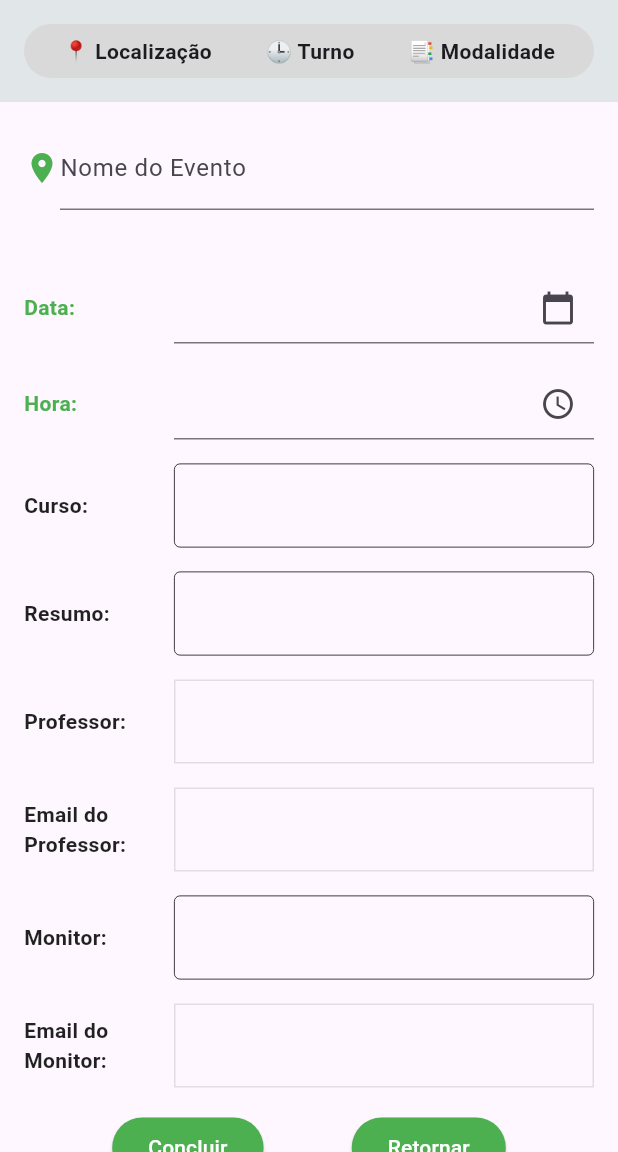
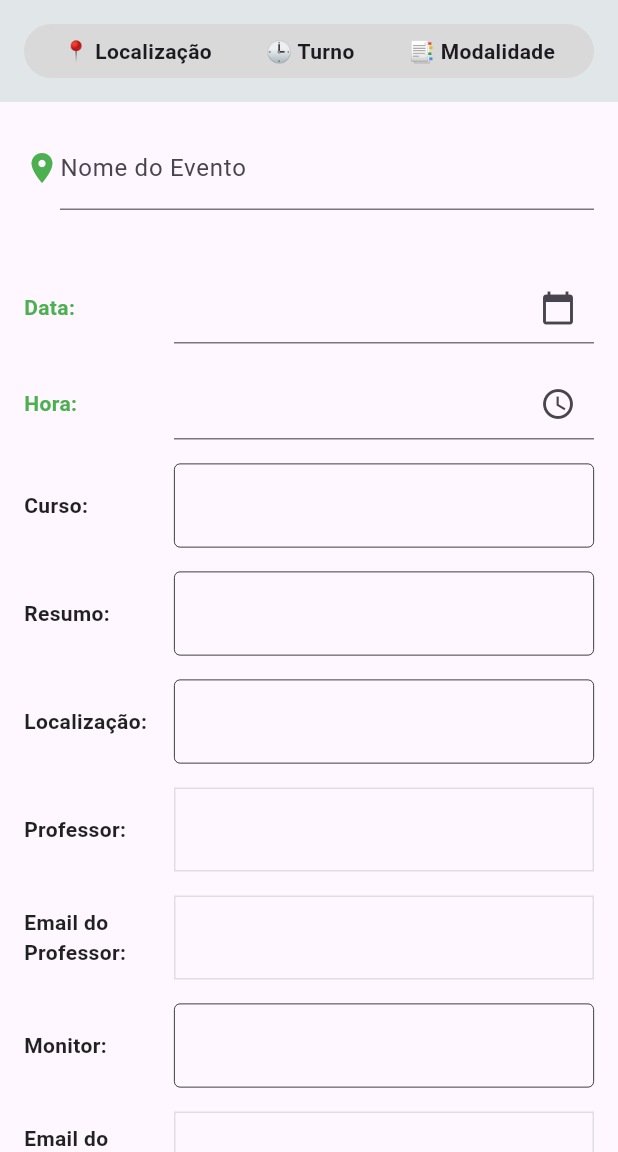
Before and after one commit to Promove-UFF/promove-uff-app, a Flutter app: the EventDetailsPage screen opened directly with empty values, after a tap on "Editar", on a phone screen of 412 x 824 dp, the part 84-1236 px from its top. Run offline on Flutter 3.47's test engine with Material 3 defaults, Android fonts, the phone set to English and light mode, and no system bars; our stand-ins replace cloud_firestore, firebase_auth, firebase_core, flutter_map, geolocator, google_sign_in and 1 more; accounts and stored records are empty.

Commit message:
Page edit Event

```diff
--- a/app/lib/details.dart
+++ b/app/lib/details.dart
@@ -41,77 +41,72 @@ class EventDetailsPage extends StatelessWidget {
               child: Row(
                 mainAxisAlignment: MainAxisAlignment.spaceAround,
                 children: [
-                  Text('📍 Localização',
-                      style: TextStyle(fontSize: 16, fontWeight: FontWeight.bold)),
-                  Text('🕒 Turno',
-                      style: TextStyle(fontSize: 16, fontWeight: FontWeight.bold)),
-                  Text('📑 Modalidade',
-                      style: TextStyle(fontSize: 16, fontWeight: FontWeight.bold)),
+                  Text(
+                    '📍 Localização',
+                    style: TextStyle(fontSize: 16, fontWeight: FontWeight.bold),
+                  ),
+                  Text(
+                    '🕒 Turno',
+                    style: TextStyle(fontSize: 16, fontWeight: FontWeight.bold),
+                  ),
+                  Text(
+                    '📑 Modalidade',
+                    style: TextStyle(fontSize: 16, fontWeight: FontWeight.bold),
+                  ),
                 ],
               ),
             ),
           ),
           Expanded(
-            child: Padding(
+            child: ListView(
               padding: EdgeInsets.all(16.0),
+              children: [
+                // Title and Date-Time Row
+                Row(
+                  children: [
+                    Icon(Icons.location_on, color: Colors.green),
+                    SizedBox(width: 8),
+                    Expanded(
                       child: Column(
                         crossAxisAlignment: CrossAxisAlignment.start,
                         children: [
                           Text(
                             event.title,
                             style: TextStyle(
-                      fontSize: 24.0,
+                              fontSize: 24,
                               fontWeight: FontWeight.bold,
                             ),
                           ),
-                  SizedBox(height: 8.0),
+                          SizedBox(height: 4.0),
                           Text(
-                    'Data: ${event.date}',
-                    style: TextStyle(fontSize: 18.0),
+                            '${event.date} - ${event.time}',
+                            style: TextStyle(
+                              fontSize: 13.0,
+                              color: Colors.green,
                             ),
-                  SizedBox(height: 8.0),
-                  Text(
-                    'Curso: ${event.course}',
-                    style: TextStyle(fontSize: 18.0),
                           ),
-                  SizedBox(height: 8.0),
-                  Text(
-                    'Descrição: ${event.description}',
-                    style: TextStyle(fontSize: 18.0),
+                        ],
                       ),
-                  SizedBox(height: 8.0),
-                  Text(
-                    'Latitude: ${event.latitude}',
-                    style: TextStyle(fontSize: 18.0),
                     ),
-                  SizedBox(height: 8.0),
-                  Text(
-                    'Longitude: ${event.longitude}',
-                    style: TextStyle(fontSize: 18.0),
+                  ],
                 ),
-                  SizedBox(height: 8.0),
-                  Text(
-                    'Professor: ${event.professor}',
-                    style: TextStyle(fontSize: 18.0),
-                  ),
-                  SizedBox(height: 8.0),
-                  Text(
-                    'Email do Professor: ${event.professorEmail}',
-                    style: TextStyle(fontSize: 18.0),
-                  ),
-                  SizedBox(height: 8.0),
-                  Text(
-                    'Monitor: ${event.monitor}',
-                    style: TextStyle(fontSize: 18.0),
-                  ),
-                  SizedBox(height: 8.0),
-                  Text(
-                    'Email do Monitor: ${event.monitorEmail}',
-                    style: TextStyle(fontSize: 18.0),
-                  ),
-                  SizedBox(height: 16.0),
+                SizedBox(height: 25), // Adjusted spacing
+                buildSection('Localização: ', event.location),
+                SizedBox(height: 30),
+                buildSection('Curso: ', event.course),
+                SizedBox(height: 35),
+                buildSection('Resumo: ', event.description),
+                SizedBox(height: 40),
+                buildSection('Professor: ', event.professor),
+                SizedBox(height: 45),
+                buildSection('Email do professor: ', event.professorEmail),
+                SizedBox(height: 50),
+                buildSection('Monitor: ', event.monitor),
+                SizedBox(height: 55),
+                buildSection('Email do monitor: ', event.monitorEmail),
+                SizedBox(height: 110),
                 Row(
-                    mainAxisAlignment: MainAxisAlignment.spaceEvenly,
+                  mainAxisAlignment: MainAxisAlignment.spaceAround,
                   children: [
                     ElevatedButton(
                       onPressed: (event.professorId == user.id || event.monitorEmail == user.email)
@@ -123,21 +118,19 @@ class EventDetailsPage extends StatelessWidget {
                                 ),
                               );
                             }
-                            : null, // Botão desativado se não for professor ou monitor
-                        child: Text('Editar'),
+                          : null,
+                      child: Text('Editar', style: TextStyle(color: Colors.white)),
                       style: ElevatedButton.styleFrom(
-                          iconColor: Colors.green,
-                          padding: EdgeInsets.symmetric(horizontal: 24.0, vertical: 12.0),
+                        backgroundColor: Colors.green,
                       ),
                     ),
                     ElevatedButton(
                       onPressed: () {
                         Navigator.pop(context);
                       },
-                        child: Text('Retornar'),
+                      child: Text('Retornar', style: TextStyle(color: Colors.white)),
                       style: ElevatedButton.styleFrom(
-                          iconColor: Colors.red,
-                          padding: EdgeInsets.symmetric(horizontal: 24.0, vertical: 12.0),
+                        backgroundColor: Colors.green,
                       ),
                     ),
                   ],
@@ -145,6 +138,26 @@ class EventDetailsPage extends StatelessWidget {
               ],
             ),
           ),
+        ],
+      ),
+    );
+  }
+
+  Widget buildSection(String title, String content) {
+    return RichText(
+      text: TextSpan(
+        children: [
+          TextSpan(
+            text: title,
+            style: TextStyle(
+              fontSize: 18.0,
+              fontWeight: FontWeight.bold,
+              color: Colors.black,
+            ),
+          ),
+          TextSpan(
+            text: content,
+            style: TextStyle(fontSize: 14.0, color: Colors.green),
           ),
         ],
       ),
--- a/app/lib/edit_event.dart
+++ b/app/lib/edit_event.dart
@@ -24,6 +24,7 @@ class _EditEventPageState extends State<EditEventPage> {
   final TextEditingController _timeController = TextEditingController();
   final TextEditingController _courseController = TextEditingController();
   final TextEditingController _summaryController = TextEditingController();
+  final TextEditingController _locationController = TextEditingController();
   final TextEditingController _professorController = TextEditingController();
   final TextEditingController _professorEmailController = TextEditingController();
   final TextEditingController _monitorController = TextEditingController();
@@ -37,6 +38,7 @@ class _EditEventPageState extends State<EditEventPage> {
     _timeController.text = widget.event.time;
     _courseController.text = widget.event.course;
     _summaryController.text = widget.event.description;
+    _locationController.text = widget.event.location;
     _monitorController.text = widget.event.monitor;
     _monitorEmailController.text = widget.event.monitorEmail;
     // Preenche automaticamente se o usuário for professor
@@ -86,7 +88,7 @@ class _EditEventPageState extends State<EditEventPage> {
     if (_formKey.currentState!.validate()) {
       Event updatedEvent = Event(
         id: widget.event.id,
-        location: widget.event.location,
+        location: _locationController.text,
         latitude: widget.event.latitude,
         longitude: widget.event.longitude,
         title: _eventNameController.text,
@@ -338,6 +340,46 @@ class _EditEventPageState extends State<EditEventPage> {
                         Container(
                           width: 100,
                           child: Text(
+                            'Localização: ',
+                            style: TextStyle(
+                                fontSize: 14,
+                                fontWeight: FontWeight.bold,
+                                color: Colors.black87),
+                          ),
+                        ),
+                        Expanded(
+                          child: TextFormField(
+                            keyboardType: TextInputType.text,
+                            controller: _locationController,
+                            decoration: InputDecoration(
+                              border: OutlineInputBorder(
+                                borderRadius: BorderRadius.zero,
+                              ),
+                              enabledBorder: OutlineInputBorder(
+                                borderSide:
+                                    BorderSide(color: Colors.black, width: 0.5),
+                              ),
+                              focusedBorder: OutlineInputBorder(
+                                borderSide:
+                                    BorderSide(color: Colors.black, width: 0.5),
+                              ),
+                            ),
+                            validator: (value) {
+                              if (value == null || value.isEmpty) {
+                                return 'Este campo é obrigatório';
+                              }
+                              return null;
+                            },
+                          ),
+                        ),
+                      ],
+                    ),
+                    SizedBox(height: 16.0),
+                    Row(
+                      children: [
+                        Container(
+                          width: 100,
+                          child: Text(
                             'Professor:',
                             style: TextStyle(
                                 fontSize: 14,
--- a/app/lib/interface.dart
+++ b/app/lib/interface.dart
@@ -76,6 +76,16 @@ class _InterfacePageState extends State<InterfacePage> {
     });
   }
 
+  // Exibir o aviso "Não implementado ainda"
+  void _showNotImplemented(BuildContext context) {
+    ScaffoldMessenger.of(context).showSnackBar(
+      SnackBar(
+        content: Text('Não implementado ainda'),
+        duration: Duration(seconds: 2),
+      ),
+    );
+  }
+
   @override
   Widget build(BuildContext context) {
     return Scaffold(
@@ -125,10 +135,43 @@ class _InterfacePageState extends State<InterfacePage> {
       ),
       body: Column(
         children: [
+          Container(
+            color: Color.fromARGB(255, 225, 230, 232),
+            child: Container(
+              margin: EdgeInsets.all(16.0),
+              padding: EdgeInsets.all(8.0),
+              decoration: BoxDecoration(
+                color: Color.fromARGB(255, 217, 217, 217),
+                borderRadius: BorderRadius.circular(25),
+              ),
+              child: Row(
+                mainAxisAlignment: MainAxisAlignment.spaceAround,
+                children: [
+                  GestureDetector(
+                    onTap: () => _showNotImplemented(context),
+                    child: Text('📍 Localização',
+                        style: TextStyle(
+                            fontSize: 16, fontWeight: FontWeight.bold)),
+                  ),
+                  GestureDetector(
+                    onTap: () => _showNotImplemented(context),
+                    child: Text('🕒 Turno',
+                        style: TextStyle(
+                            fontSize: 16, fontWeight: FontWeight.bold)),
+                  ),
+                  GestureDetector(
+                    onTap: () => _showNotImplemented(context),
+                    child: Text('📑 Modalidade',
+                        style: TextStyle(
+                            fontSize: 16, fontWeight: FontWeight.bold)),
+                  ),
+                ],
+              ),
+            ),
+          ),
           Expanded(
             child: FlutterMap(
               options: MapOptions(
-                // Ajusta o centro para a localização atual se disponível, caso contrário, usa um valor padrão, no nosso caso, a UFF Praia vermelha, podendo ser alterado.
                 initialCenter: _currentLocation ?? LatLng(-22.9056, -43.1344),
                 initialZoom: 15.0,
               ),
```
Lines whose indentation alone changed are shown as unchanged.
